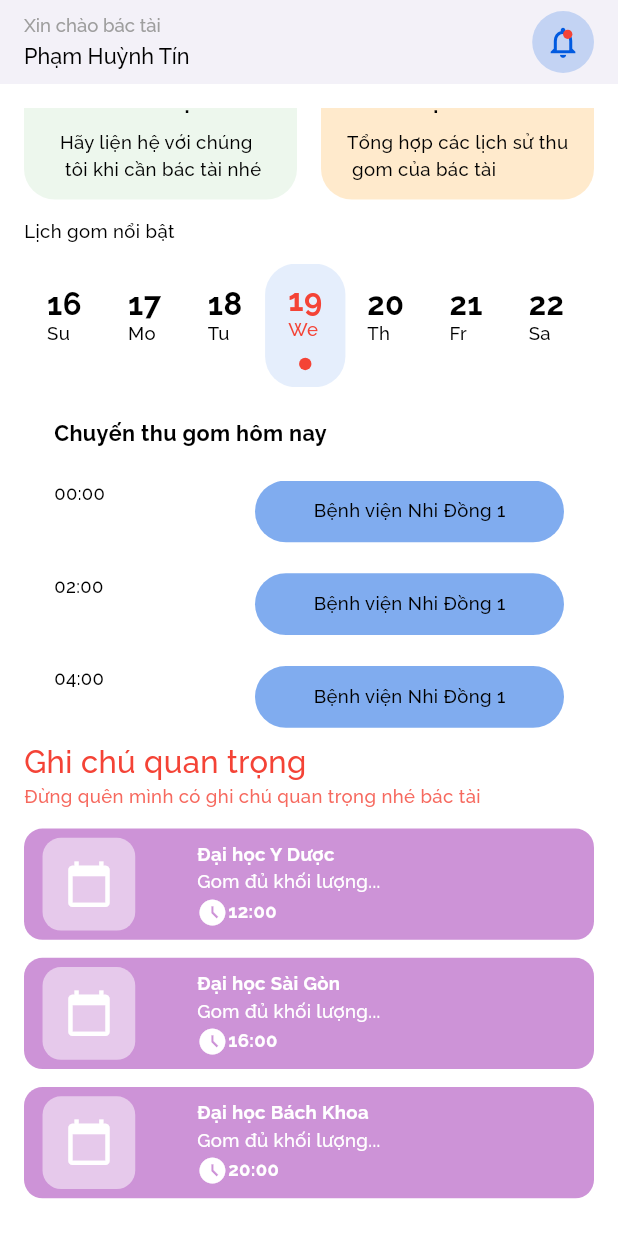
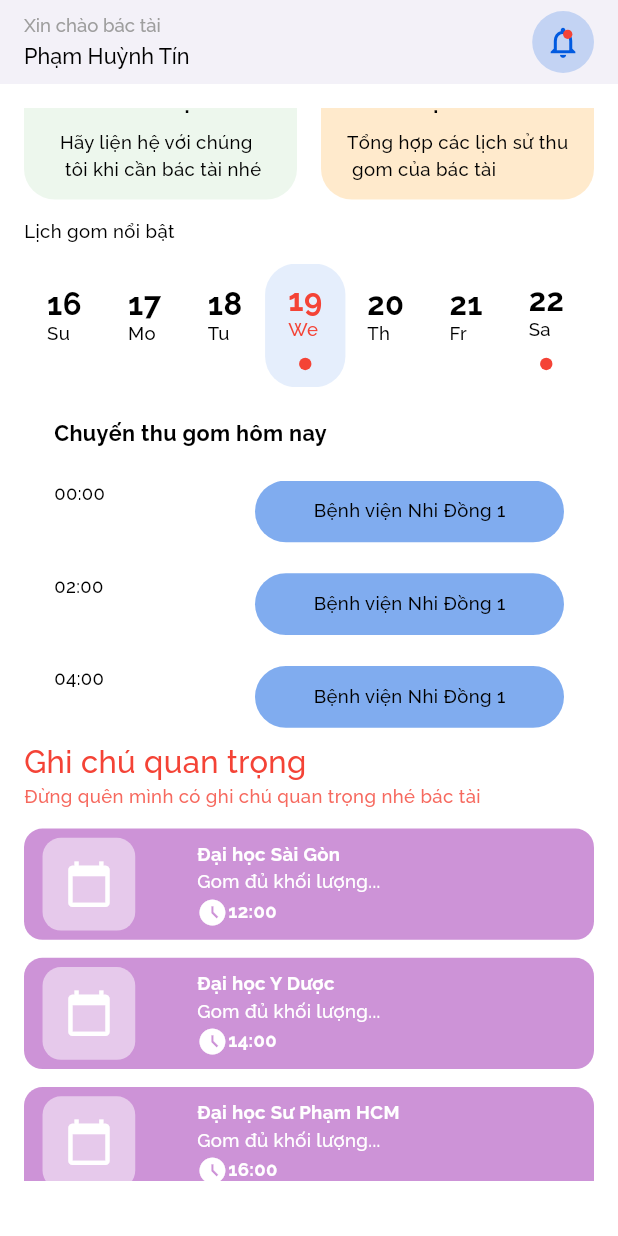
Before and after one commit to Manh-IT-K2/AppMTAC, a Flutter app: the DriverScreen screen opened by its route, scrolled down 270 dp, on a phone screen of 412 x 824 dp. Run offline on Flutter 3.47's test engine with Material 3 defaults, Android fonts, the light colour scheme and no system bars; our stand-ins replace device_preview, get, image_picker, sizer; network calls fail.

Commit message:
create data noteImportantData, load data use lisbiew.builder, update status highlight schedule

```diff
--- /dev/null
+++ b/mtac/lib/data/driver_screen/item_note_important.dart
@@ -0,0 +1,14 @@
+import 'package:mtac/models/note_important_model.dart';
+
+final List<NoteImportantModel> noteImportantData = [
+  NoteImportantModel(nameNote: "Đại học Sài Gòn", contentNote: "Gom đủ khối lượng...", hourNote: "12:00"),
+    NoteImportantModel(nameNote: "Đại học Y Dược", contentNote: "Gom đủ khối lượng...", hourNote: "14:00"),
+      NoteImportantModel(nameNote: "Đại học Sư Phạm HCM", contentNote: "Gom đủ khối lượng...", hourNote: "16:00"),
+        NoteImportantModel(nameNote: "Đại học FPT", contentNote: "Gom đủ khối lượng...", hourNote: "18:00"),
+          NoteImportantModel(nameNote: "Đại học Tôn Đức Thắng", contentNote: "Gom đủ khối lượng...", hourNote: "20:00"),
+            NoteImportantModel(nameNote: "Đại học Vin Uni", contentNote: "Gom đủ khối lượng...", hourNote: "22:00"),
+              NoteImportantModel(nameNote: "Đại học Văn Hiến", contentNote: "Gom đủ khối lượng...", hourNote: "24:00"),
+                NoteImportantModel(nameNote: "Đại học Văn Lang", contentNote: "Gom đủ khối lượng...", hourNote: "00:00"),
+                  NoteImportantModel(nameNote: "Đại học Bách Khoa", contentNote: "Gom đủ khối lượng...", hourNote: "2:00"),
+                    NoteImportantModel(nameNote: "Đại học Khoa Học Tự Nhiên", contentNote: "Gom đủ khối lượng...", hourNote: "4:00"),
+];
--- a/mtac/lib/views/driver/driver_screen.dart
+++ b/mtac/lib/views/driver/driver_screen.dart
@@ -1,4 +1,5 @@
 import 'package:flutter/material.dart';
+import 'package:mtac/data/driver_screen/item_note_important.dart';
 import 'package:mtac/themes/color.dart';
 import 'package:mtac/utils/theme_text.dart';
 import 'package:sizer/sizer.dart';
@@ -226,10 +227,13 @@ class _DriverScreenState extends State<DriverScreen> {
                     bool isToday = day.day == _currentDate.day &&
                         day.month == _currentDate.month &&
                         day.year == _currentDate.year;
+                    List<int> highlightedDays = [6, 10, _currentDate.day, 22, 26, 29];
+                    bool isHighlight = highlightedDays.contains(day.day);
                     return _ItemDayOfWeek(
                       day: day.day.toString(),
                       weekdays: _getWeekdayShortName(day),
                       statusToday: isToday,
+                      statusScheduleHighlight: isHighlight,
                     );
                   },
                 ),
@@ -276,22 +280,21 @@ class _DriverScreenState extends State<DriverScreen> {
                 style: PrimaryFont.bodyTextMedium()
                     .copyWith(color: Colors.red.withOpacity(0.8)),
               ),
-              const _ItemNoteImportant(
-                title: "Đại học Y Dược",
-                subTitle: "Gom đủ khối lượng...",
-                hour: "12:00",
+              SizedBox(
+                height: 30.h,
+                child: ListView.builder(
+                    itemCount: noteImportantData.length,
+                    itemBuilder: (context, index) {
+                      final note = noteImportantData[index];
+                      return _ItemNoteImportant(
+                          title: note.nameNote,
+                          subTitle: note.contentNote,
+                          hour: note.hourNote);
+                    }),
               ),
-              const _ItemNoteImportant(
-                title: "Đại học Sài Gòn",
-                subTitle: "Gom đủ khối lượng...",
-                hour: "16:00",
+              SizedBox(
+                height: 5.w,
               ),
-              const _ItemNoteImportant(
-                title: "Đại học Bách Khoa",
-                subTitle: "Gom đủ khối lượng...",
-                hour: "20:00",
-              ),
-              SizedBox(height: 5.w,),
             ],
           ),
         ),
@@ -302,7 +305,10 @@ class _DriverScreenState extends State<DriverScreen> {
 
 class _ItemNoteImportant extends StatelessWidget {
   const _ItemNoteImportant({
-    super.key, required this.title, required this.subTitle, required this.hour,
+    super.key,
+    required this.title,
+    required this.subTitle,
+    required this.hour,
   });
 
   final String title, subTitle, hour;
@@ -335,29 +341,36 @@ class _ItemNoteImportant extends StatelessWidget {
               color: Colors.white,
             ),
           ),
-          SizedBox(width: 10.w,),
+          SizedBox(
+            width: 10.w,
+          ),
           Column(
             crossAxisAlignment: CrossAxisAlignment.start,
             mainAxisAlignment: MainAxisAlignment.spaceAround,
             children: [
-               SizedBox(height: 2.w,),
+              SizedBox(
+                height: 2.w,
+              ),
               Text(
                 title,
-                style: PrimaryFont.bodyTextBold()
-                    .copyWith(color: Colors.white),
+                style: PrimaryFont.bodyTextBold().copyWith(color: Colors.white),
                 maxLines: 1,
                 overflow: TextOverflow.ellipsis,
               ),
               Text(
                 subTitle,
-                style: PrimaryFont.bodyTextMedium()
-                    .copyWith(color: Colors.white),
+                style:
+                    PrimaryFont.bodyTextMedium().copyWith(color: Colors.white),
                 maxLines: 1,
                 overflow: TextOverflow.ellipsis,
               ),
               Row(
                 children: [
-              Icon(Icons.access_time_filled, size: 5.w, color: Colors.white,),
+                  Icon(
+                    Icons.access_time_filled,
+                    size: 5.w,
+                    color: Colors.white,
+                  ),
                   Text(
                     hour,
                     style: PrimaryFont.bodyTextBold()
@@ -365,10 +378,11 @@ class _ItemNoteImportant extends StatelessWidget {
                   ),
                 ],
               ),
-          SizedBox(height: 2.w,),
+              SizedBox(
+                height: 2.w,
+              ),
             ],
           ),
-
         ],
       ),
     );
@@ -419,10 +433,11 @@ class _ItemDayOfWeek extends StatelessWidget {
     required this.day,
     required this.weekdays,
     required this.statusToday,
+    required this.statusScheduleHighlight,
   });
 
   final String day, weekdays;
-  final bool statusToday;
+  final bool statusToday, statusScheduleHighlight;
   @override
   Widget build(BuildContext context) {
     return Container(
@@ -450,7 +465,7 @@ class _ItemDayOfWeek extends StatelessWidget {
               ],
             ),
           ),
-          statusToday
+          statusScheduleHighlight
               ? Container(
                   width: 2.w,
                   height: 2.w,
```
Lines whose indentation alone changed are shown as unchanged.
